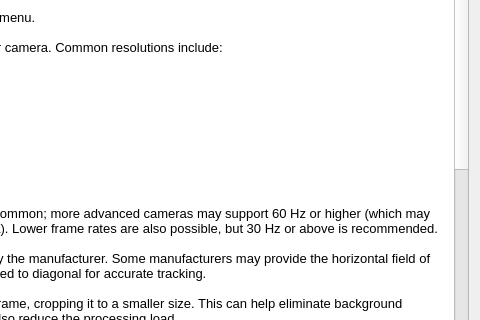
Before: the Qt Designer form tracker-arucohead/arucohead-help.ui in opentrack/opentrack, drawn with Qt 5; both pictures show x 338 to 818 and y 162 to 482 of the 818 by 650 pixel window.
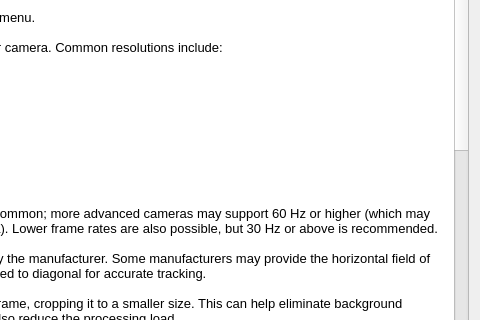
After: the same form once the commit is applied.

Commit message: Update help text.

```diff
--- a/tracker-arucohead/arucohead-help.ui
+++ b/tracker-arucohead/arucohead-help.ui
@@ -81,11 +81,13 @@
 &lt;p style=&quot;-qt-paragraph-type:empty; margin-top:0px; margin-bottom:0px; margin-left:0px; margin-right:0px; -qt-block-indent:0; text-indent:0px; font-size:10pt;&quot;&gt;&lt;br /&gt;&lt;/p&gt;
 &lt;p style=&quot; margin-top:0px; margin-bottom:0px; margin-left:0px; margin-right:0px; -qt-block-indent:0; text-indent:0px;&quot;&gt;&lt;span style=&quot; font-size:14pt; font-weight:700;&quot;&gt;ArUco&lt;/span&gt;&lt;/p&gt;
 &lt;p style=&quot;-qt-paragraph-type:empty; margin-top:0px; margin-bottom:0px; margin-left:0px; margin-right:0px; -qt-block-indent:0; text-indent:0px;&quot;&gt;&lt;br /&gt;&lt;/p&gt;
+&lt;p style=&quot; margin-top:0px; margin-bottom:0px; margin-left:0px; margin-right:0px; -qt-block-indent:0; text-indent:0px;&quot;&gt;&lt;span style=&quot; font-size:10pt;&quot;&gt;Markers should be affixed to a rigid surface such as cardboard or a 3d-printed plate — preferably using thin, double-sided tape or a very thin layer of glue as from a glue stick — and attached to a hat or head band. Always start the tracker while in neutral position, head facing forward looking straight at the monitor. Avoid mounting the markers such that they're flat to the camera while in this position as detection can be unstable or jittery when markers are flat to the camera.&lt;/span&gt;&lt;/p&gt;
+&lt;p style=&quot;-qt-paragraph-type:empty; margin-top:0px; margin-bottom:0px; margin-left:0px; margin-right:0px; -qt-block-indent:0; text-indent:0px;&quot;&gt;&lt;br /&gt;&lt;/p&gt;
 &lt;p style=&quot; margin-top:0px; margin-bottom:0px; margin-left:0px; margin-right:0px; -qt-block-indent:0; text-indent:0px;&quot;&gt;&lt;span style=&quot; font-size:10pt; font-weight:700;&quot;&gt;Dictionary&lt;/span&gt;&lt;span style=&quot; font-size:10pt;&quot;&gt;: ArUcoHead supports the use of &lt;/span&gt;&lt;span style=&quot; font-size:10pt; font-style:italic;&quot;&gt;ArUco MIP 36h12&lt;/span&gt;&lt;span style=&quot; font-size:10pt;&quot;&gt;, &lt;/span&gt;&lt;span style=&quot; font-size:10pt; font-style:italic;&quot;&gt;AprilTag 36h11&lt;/span&gt;&lt;span style=&quot; font-size:10pt;&quot;&gt;, and &lt;/span&gt;&lt;span style=&quot; font-size:10pt; font-style:italic;&quot;&gt;Original ArUco&lt;/span&gt;&lt;span style=&quot; font-size:10pt;&quot;&gt; markers. ArUco MIP 36h12 and AprilTag 36h11 offer the best reliability — more accurate ID detection with fewer false positives — while Original ArUco may be slightly faster. Markers can be generated and printed at &lt;/span&gt;&lt;a href=&quot;https://chev.me/arucogen/&quot;&gt;&lt;span style=&quot; font-size:10pt; text-decoration: underline; color:#003e92;&quot;&gt;chev.me/arucogen/&lt;/span&gt;&lt;/a&gt;&lt;span style=&quot; font-size:10pt;&quot;&gt;.&lt;/span&gt;&lt;/p&gt;
 &lt;p style=&quot;-qt-paragraph-type:empty; margin-top:0px; margin-bottom:0px; margin-left:0px; margin-right:0px; -qt-block-indent:0; text-indent:0px; font-size:10pt;&quot;&gt;&lt;br /&gt;&lt;/p&gt;
 &lt;p style=&quot; margin-top:0px; margin-bottom:0px; margin-left:0px; margin-right:0px; -qt-block-indent:0; text-indent:0px;&quot;&gt;&lt;span style=&quot; font-size:10pt; font-weight:700;&quot;&gt;Marker size&lt;/span&gt;&lt;span style=&quot; font-size:10pt;&quot;&gt;: The ideal marker size will depend on camera resolution, the maximum distance from the camera, and personal comfort. Higher resolutions and shorter distances allow for smaller markers. The default is 80mm, which is suitable for close to medium distances.&lt;/span&gt;&lt;/p&gt;
 &lt;p style=&quot;-qt-paragraph-type:empty; margin-top:0px; margin-bottom:0px; margin-left:0px; margin-right:0px; -qt-block-indent:0; text-indent:0px; font-size:10pt;&quot;&gt;&lt;br /&gt;&lt;/p&gt;
-&lt;p style=&quot; margin-top:0px; margin-bottom:0px; margin-left:0px; margin-right:0px; -qt-block-indent:0; text-indent:0px;&quot;&gt;&lt;span style=&quot; font-size:10pt;&quot;&gt;When mounting a marker, always include a plain white border — the &amp;quot;quiet zone&amp;quot; — around it. This should be at least the width of one cell (one of the black or white squares that make up the marker) of the marker. Minimum requirements are:&lt;/span&gt;&lt;/p&gt;
+&lt;p style=&quot; margin-top:0px; margin-bottom:0px; margin-left:0px; margin-right:0px; -qt-block-indent:0; text-indent:0px;&quot;&gt;&lt;span style=&quot; font-size:10pt;&quot;&gt;For best results always include a plain white border (known as the &amp;quot;quiet zone&amp;quot;) around the marker. This should be at least the width of one cell (one of the black or white squares that make up the marker) of the marker. Minimum requirements are:&lt;/span&gt;&lt;/p&gt;
 &lt;p style=&quot; margin-top:12px; margin-bottom:12px; margin-left:0px; margin-right:0px; -qt-block-indent:0; text-indent:0px;&quot;&gt;    &lt;/p&gt;
 &lt;table border=&quot;0&quot; style=&quot; margin-top:0px; margin-bottom:0px; margin-left:0px; margin-right:0px;&quot; cellspacing=&quot;2&quot; cellpadding=&quot;0&quot;&gt;&lt;thead&gt;
 &lt;tr&gt;
```
